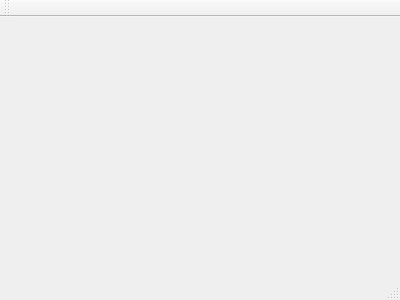
The window that mainwindow.ui (kwon852456/0hpp_lider) describes before a commit, drawn with Qt 5.
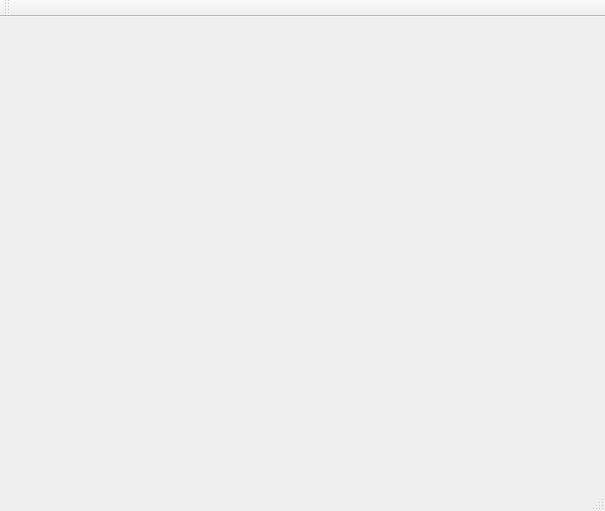
The same window after the commit.

```diff
--- a/mainwindow.ui
+++ b/mainwindow.ui
@@ -1,24 +1,51 @@
 <ui version="4.0">
  <class>MainWindow</class>
- <widget class="QMainWindow" name="MainWindow" >
-  <property name="geometry" >
+ <widget class="QMainWindow" name="MainWindow">
+  <property name="geometry">
    <rect>
     <x>0</x>
     <y>0</y>
-    <width>400</width>
-    <height>300</height>
+    <width>605</width>
+    <height>511</height>
    </rect>
   </property>
   <property name="windowTitle" >
    <string>MainWindow</string>
   </property>
-  <widget class="QMenuBar" name="menuBar" />
-  <widget class="QToolBar" name="mainToolBar" />
-  <widget class="QWidget" name="centralWidget" />
-  <widget class="QStatusBar" name="statusBar" />
+  <widget class="QWidget" name="centralWidget">
+   <widget class="QWidget" name="layoutWidget">
+    <property name="geometry">
+     <rect>
+      <x>10</x>
+      <y>430</y>
+      <width>233</width>
+      <height>25</height>
+     </rect>
+    </property>
+    <layout class="QHBoxLayout" name="horizontalLayout"/>
+   </widget>
+  </widget>
+  <widget class="QMenuBar" name="menuBar">
+   <property name="geometry">
+    <rect>
+     <x>0</x>
+     <y>0</y>
+     <width>605</width>
+     <height>21</height>
+    </rect>
+   </property>
+  </widget>
+  <widget class="QToolBar" name="mainToolBar">
+   <attribute name="toolBarArea">
+    <enum>TopToolBarArea</enum>
+   </attribute>
+   <attribute name="toolBarBreak">
+    <bool>false</bool>
+   </attribute>
+  </widget>
+  <widget class="QStatusBar" name="statusBar"/>
  </widget>
- <layoutDefault spacing="6" margin="11" />
- <pixmapfunction></pixmapfunction>
+ <layoutdefault spacing="6" margin="11"/>
  <resources/>
  <connections/>
 </ui>
```
Left out of the diff: 3 changed lines with no effect on the pictures.
